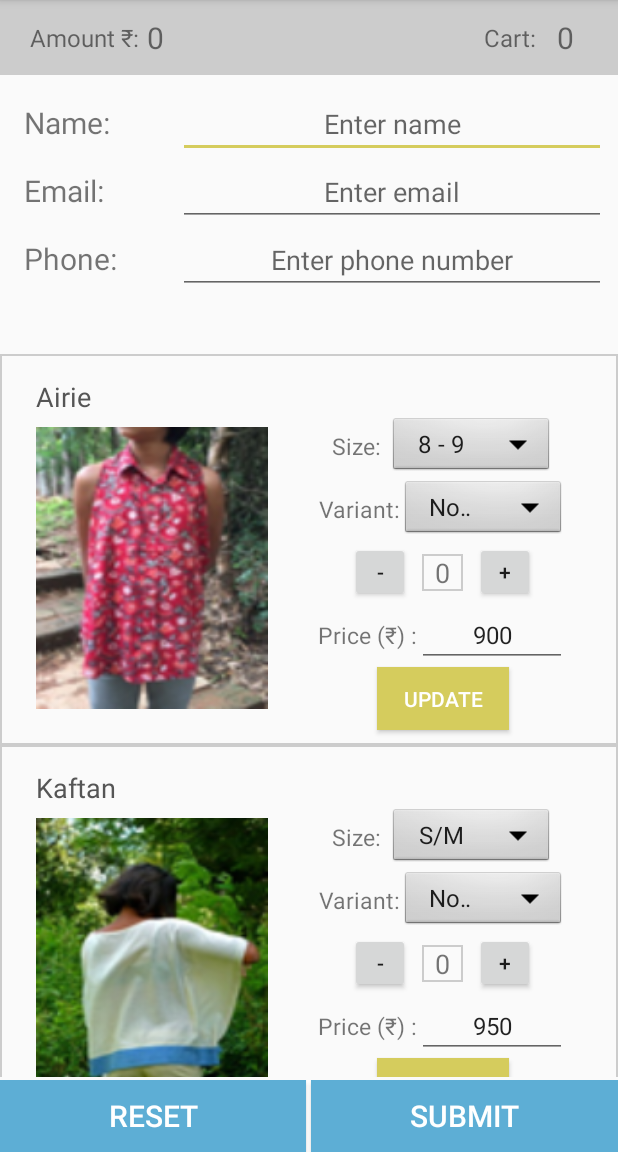
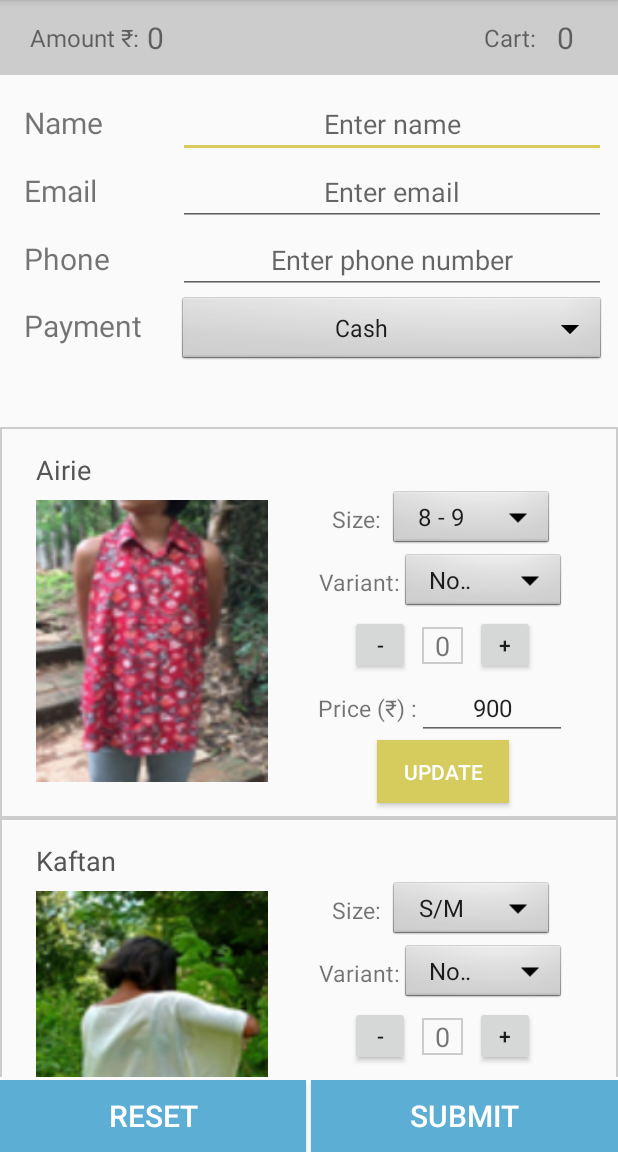
Before and after one commit to Rahul-Maru/malhars-children, an Android app: the screen it shows after launch (MainActivity), on a phone screen of 412 x 824 dp, the part 84-1236 px from its top. Run offline under Robolectric (Android 15) with nearby library versions, the phone set to English and light mode, and no system bars.

Commit message:
Added "payment method" interface

```diff
--- a/app/src/main/res/layout/activity_main.xml
+++ b/app/src/main/res/layout/activity_main.xml
@@ -83,7 +83,7 @@
                     android:layout_height="wrap_content"
                     android:layout_marginHorizontal="8dp"
                     android:layout_weight="1"
-                    android:text="Name:"
+                    android:text="Name"
                     android:textSize="20sp" />
 
                 <EditText
@@ -108,7 +108,7 @@
                     android:layout_height="wrap_content"
                     android:layout_marginHorizontal="8dp"
                     android:layout_weight="1"
-                    android:text="Email:"
+                    android:text="Email"
                     android:textSize="20sp" />
 
                 <EditText
@@ -127,14 +127,14 @@
                 android:layout_width="match_parent"
                 android:layout_height="match_parent"
                 android:layout_marginHorizontal="8dp"
-                android:layout_marginBottom="40dp">
+                >
 
                 <TextView
                     android:layout_width="0dp"
                     android:layout_height="wrap_content"
                     android:layout_marginHorizontal="8dp"
                     android:layout_weight="1"
-                    android:text="Phone:"
+                    android:text="Phone"
                     android:textSize="20sp" />
 
                 <EditText
@@ -148,6 +148,32 @@
                     android:singleLine="true"
                     android:textAlignment="center" />
             </LinearLayout>
+
+            <LinearLayout
+                android:layout_width="match_parent"
+                android:layout_height="match_parent"
+                android:layout_marginHorizontal="8dp"
+                android:layout_marginBottom="40dp">
+
+                <TextView
+                    android:layout_width="0dp"
+                    android:layout_height="wrap_content"
+                    android:layout_marginHorizontal="8dp"
+                    android:layout_weight="1"
+                    android:text="Payment"
+                    android:textSize="20sp" />
+
+                <Spinner
+                    android:id="@+id/pay"
+                    android:layout_weight="3"
+                    android:layout_width="0dp"
+                    android:layout_height="wrap_content"
+                    android:background="@android:drawable/btn_dropdown"
+                    android:entries="@array/payDropdown"
+
+                    android:textAlignment="center" />
+            </LinearLayout>
+
 
             <LinearLayout
                 android:layout_width="match_parent"
--- a/app/src/main/res/values/strings.xml
+++ b/app/src/main/res/values/strings.xml
@@ -1,5 +1,13 @@
 <resources>
     <string name="app_name">Malhar\'s Children</string>
+
+    <string-array name="payDropdown">
+        <item>Cash</item>
+        <item>Card</item>
+        <item>Google Pay</item>
+        <item>PayTM</item>
+        <item>Not Paid</item>
+    </string-array>
 
     <string-array name="sizeDropdown">
         <item>8 - 9</item>
```
